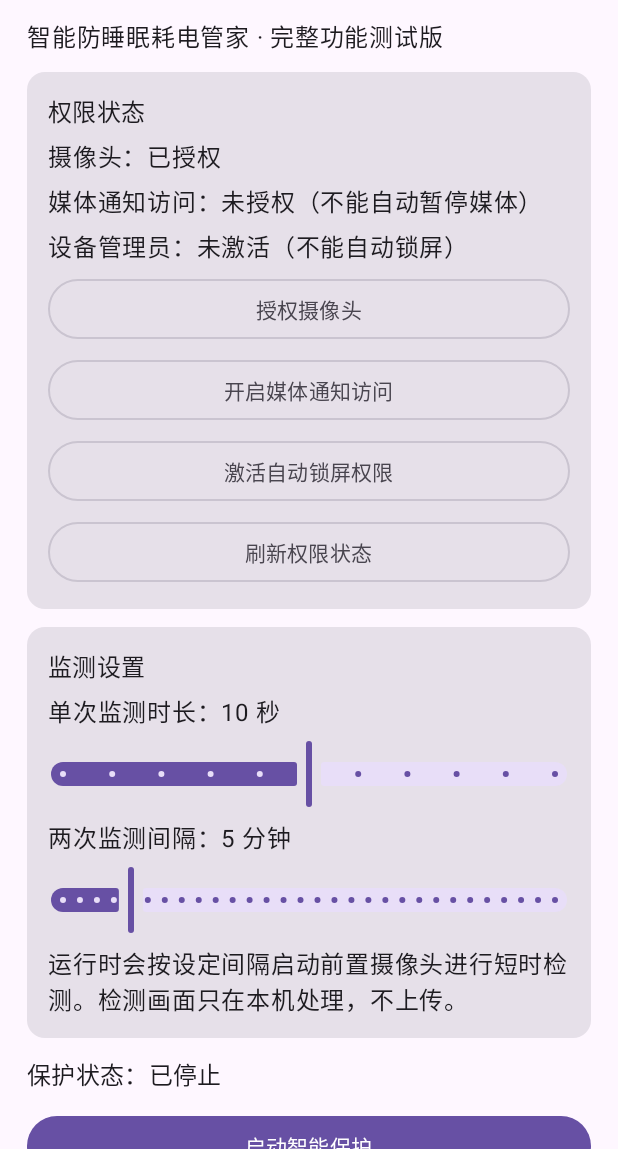
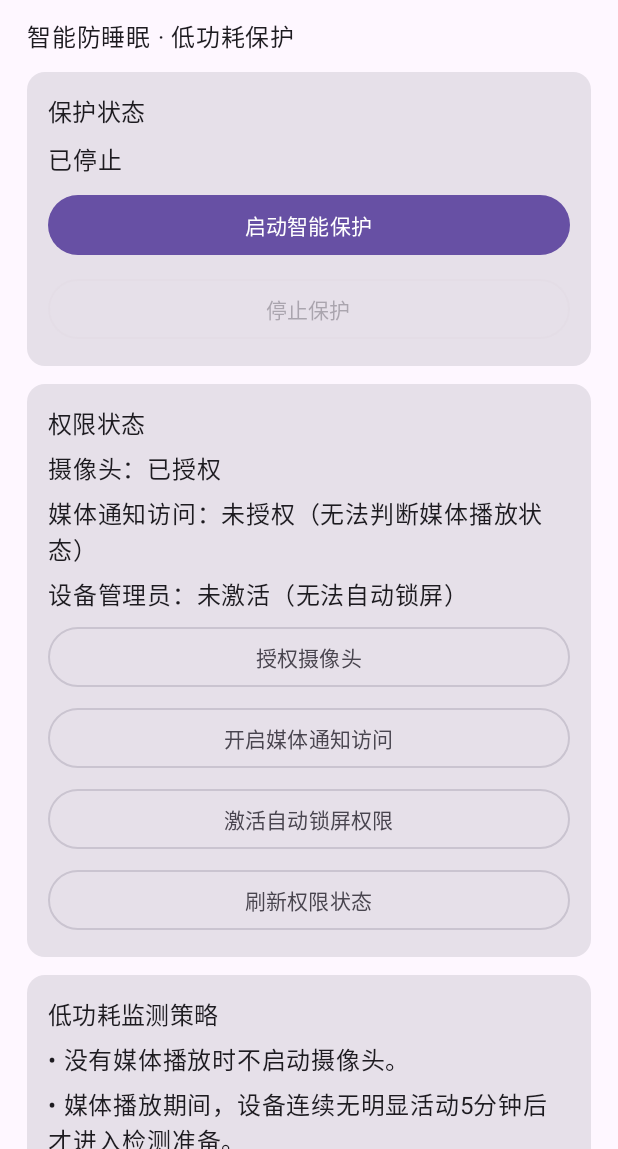
Before and after one commit to Aiccest/SleepGuard-Android, an Android app built with Jetpack Compose: the screen it shows after launch (MainActivity), after a tap on "激活自动锁屏权限", on a phone screen of 412 x 824 dp, the part 87-1236 px from its top. Run offline under Robolectric (Android 15) with nearby library versions, the phone set to English and light mode, and no system bars.

Commit message:
Reorder status cards and simplify low-power settings UI

```diff
--- a/app/src/main/java/com/sleepguard/app/MainActivity.kt
+++ b/app/src/main/java/com/sleepguard/app/MainActivity.kt
@@ -51,74 +51,101 @@ class MainActivity : ComponentActivity() {
     fun openNotificationAccess() = startActivity(Intent(Settings.ACTION_NOTIFICATION_LISTENER_SETTINGS))
 }
 
-private const val PREFS = "sleepguard_settings"
-private const val KEY_MONITOR = "monitor_seconds"
-private const val KEY_INTERVAL = "interval_minutes"
-
 @Composable
 private fun SleepGuardScreen(activity: MainActivity) {
-    val prefs = remember { activity.getSharedPreferences(PREFS, Context.MODE_PRIVATE) }
-    var monitor by remember { mutableIntStateOf(prefs.getInt(KEY_MONITOR, 10).coerceIn(5, 15)) }
-    var interval by remember { mutableIntStateOf(prefs.getInt(KEY_INTERVAL, 5).coerceIn(1, 30)) }
     var running by remember { mutableStateOf(false) }
     MaterialTheme {
         Surface(Modifier.fillMaxSize()) {
-            Column(Modifier.fillMaxSize().verticalScroll(rememberScrollState()).padding(18.dp), verticalArrangement = Arrangement.spacedBy(12.dp)) {
+            Column(
+                Modifier.fillMaxSize().verticalScroll(rememberScrollState()).padding(18.dp),
+                verticalArrangement = Arrangement.spacedBy(12.dp)
+            ) {
                 Text("SleepGuard", style = MaterialTheme.typography.headlineLarge)
-                Text("智能防睡眠耗电管家 · 完整功能测试版")
+                Text("智能防睡眠 · 低功耗保护")
+
+                // 保护状态放在权限状态之前，打开应用先看到运行状态。
+                Card(Modifier.fillMaxWidth()) {
+                    Column(Modifier.padding(14.dp), verticalArrangement = Arrangement.spacedBy(8.dp)) {
+                        Text("保护状态", style = MaterialTheme.typography.titleMedium)
+                        Text(if (running) "运行中：等待媒体播放与设备静止条件" else "已停止")
+                        Button(
+                            onClick = {
+                                activity.refreshPermissions()
+                                if (!activity.cameraGranted) activity.requestCamera()
+                                else if (!activity.listenerEnabled) activity.openNotificationAccess()
+                                else {
+                                    ProtectionService.start(activity)
+                                    running = true
+                                }
+                            },
+                            enabled = !running,
+                            modifier = Modifier.fillMaxWidth()
+                        ) { Text("启动智能保护") }
+                        OutlinedButton(
+                            onClick = {
+                                ProtectionService.stop(activity)
+                                running = false
+                            },
+                            enabled = running,
+                            modifier = Modifier.fillMaxWidth()
+                        ) { Text("停止保护") }
+                    }
+                }
+
                 Card(Modifier.fillMaxWidth()) {
                     Column(Modifier.padding(14.dp), verticalArrangement = Arrangement.spacedBy(6.dp)) {
                         Text("权限状态", style = MaterialTheme.typography.titleMedium)
                         Text("摄像头：${if (activity.cameraGranted) "已授权" else "未授权"}")
-                        Text("媒体通知访问：${if (activity.listenerEnabled) "已授权" else "未授权（不能自动暂停媒体）"}")
-                        Text("设备管理员：${if (activity.adminActive) "已激活" else "未激活（不能自动锁屏）"}")
-                        OutlinedButton(onClick = { activity.requestCamera() }, Modifier.fillMaxWidth()) { Text("授权摄像头") }
-                        OutlinedButton(onClick = { activity.openNotificationAccess() }, Modifier.fillMaxWidth()) { Text("开启媒体通知访问") }
+                        Text("媒体通知访问：${if (activity.listenerEnabled) "已授权" else "未授权（无法判断媒体播放状态）"}")
+                        Text("设备管理员：${if (activity.adminActive) "已激活" else "未激活（无法自动锁屏）"}")
+                        OutlinedButton(onClick = { activity.requestCamera() }, Modifier.fillMaxWidth()) {
+                            Text("授权摄像头")
+                        }
+                        OutlinedButton(onClick = { activity.openNotificationAccess() }, Modifier.fillMaxWidth()) {
+                            Text("开启媒体通知访问")
+                        }
                         OutlinedButton(onClick = {
-                            val c = ComponentName(activity, SleepGuardAdminReceiver::class.java)
+                            val component = ComponentName(activity, SleepGuardAdminReceiver::class.java)
                             activity.startActivity(Intent(DevicePolicyManager.ACTION_ADD_DEVICE_ADMIN).apply {
-                                putExtra(DevicePolicyManager.EXTRA_DEVICE_ADMIN, c)
-                                putExtra(DevicePolicyManager.EXTRA_ADD_EXPLANATION, "允许 SleepGuard 在检测到符合条件的睡眠状态后锁定屏幕。")
+                                putExtra(DevicePolicyManager.EXTRA_DEVICE_ADMIN, component)
+                                putExtra(
+                                    DevicePolicyManager.EXTRA_ADD_EXPLANATION,
+                                    "允许 SleepGuard 在确认符合睡眠条件后锁定屏幕。"
+                                )
                             })
-                        }, Modifier.fillMaxWidth()) { Text("激活自动锁屏权限") }
-                        OutlinedButton(onClick = { activity.refreshPermissions() }, Modifier.fillMaxWidth()) { Text("刷新权限状态") }
+                        }, Modifier.fillMaxWidth()) {
+                            Text("激活自动锁屏权限")
+                        }
+                        OutlinedButton(onClick = { activity.refreshPermissions() }, Modifier.fillMaxWidth()) {
+                            Text("刷新权限状态")
+                        }
                     }
                 }
+
                 Card(Modifier.fillMaxWidth()) {
                     Column(Modifier.padding(14.dp), verticalArrangement = Arrangement.spacedBy(6.dp)) {
-                        Text("监测设置", style = MaterialTheme.typography.titleMedium)
-                        Text("单次监测时长：$monitor 秒")
-                        Slider(value = monitor.toFloat(), onValueChange = {
-                            monitor = it.toInt().coerceIn(5, 15)
-                            prefs.edit().putInt(KEY_MONITOR, monitor).apply()
-                        }, valueRange = 5f..15f, steps = 9, enabled = !running)
-                        Text("两次监测间隔：$interval 分钟")
-                        Slider(value = interval.toFloat(), onValueChange = {
-                            interval = it.toInt().coerceIn(1, 30)
-                            prefs.edit().putInt(KEY_INTERVAL, interval).apply()
-                        }, valueRange = 1f..30f, steps = 28, enabled = !running)
-                        Text("运行时会按设定间隔启动前置摄像头进行短时检测。检测画面只在本机处理，不上传。")
+                        Text("低功耗监测策略", style = MaterialTheme.typography.titleMedium)
+                        Text("• 没有媒体播放时不启动摄像头。")
+                        Text("• 媒体播放期间，设备连续无明显活动5分钟后才进入检测准备。")
+                        Text("• 手机静止确认8秒后，摄像头才短暂启动，单次最长30秒。")
+                        Text("• 未发现持续闭眼时，复查间隔依次为15、20、25、最多30分钟。")
+                        Text("• 检测到设备活动或媒体停止时，取消本轮候选并重新计时。")
+                        Text("• 为兼顾省电，使用媒体会话和设备运动作为活动信号；Android普通应用无法可靠读取其他应用内的全部触摸事件。")
+                        Text("检测画面仅在本机处理，不上传。")
                     }
                 }
-                Text(if (running) "保护状态：运行中" else "保护状态：已停止", style = MaterialTheme.typography.titleMedium)
-                Button(onClick = {
-                    activity.refreshPermissions()
-                    if (!activity.cameraGranted) activity.requestCamera()
-                    else {
-                        ProtectionService.start(activity)
-                        running = true
-                    }
-                }, enabled = !running, modifier = Modifier.fillMaxWidth()) { Text("启动智能保护") }
-                OutlinedButton(onClick = {
-                    ProtectionService.stop(activity)
-                    running = false
-                }, enabled = running, modifier = Modifier.fillMaxWidth()) { Text("停止保护") }
-                OutlinedButton(onClick = {
-                    if (activity.adminActive) {
-                        (activity.getSystemService(Context.DEVICE_POLICY_SERVICE) as DevicePolicyManager).lockNow()
-                    }
-                }, modifier = Modifier.fillMaxWidth()) { Text("测试锁屏") }
-                Text("提示：小米系统请为 SleepGuard 开启自启动，并将电池省电策略设为无限制。锁屏后系统可能暂停摄像头；本应用会在下一轮重新尝试。")
+
+                OutlinedButton(
+                    onClick = {
+                        activity.refreshPermissions()
+                        if (activity.adminActive) {
+                            (activity.getSystemService(Context.DEVICE_POLICY_SERVICE) as DevicePolicyManager).lockNow()
+                        }
+                    },
+                    modifier = Modifier.fillMaxWidth()
+                ) { Text("测试锁屏") }
+
+                Text("提示：小米系统建议为 SleepGuard 开启自启动，并将电池策略设为无限制。系统可能限制后台摄像头启动；应用会在允许时再尝试。")
             }
         }
     }
```
